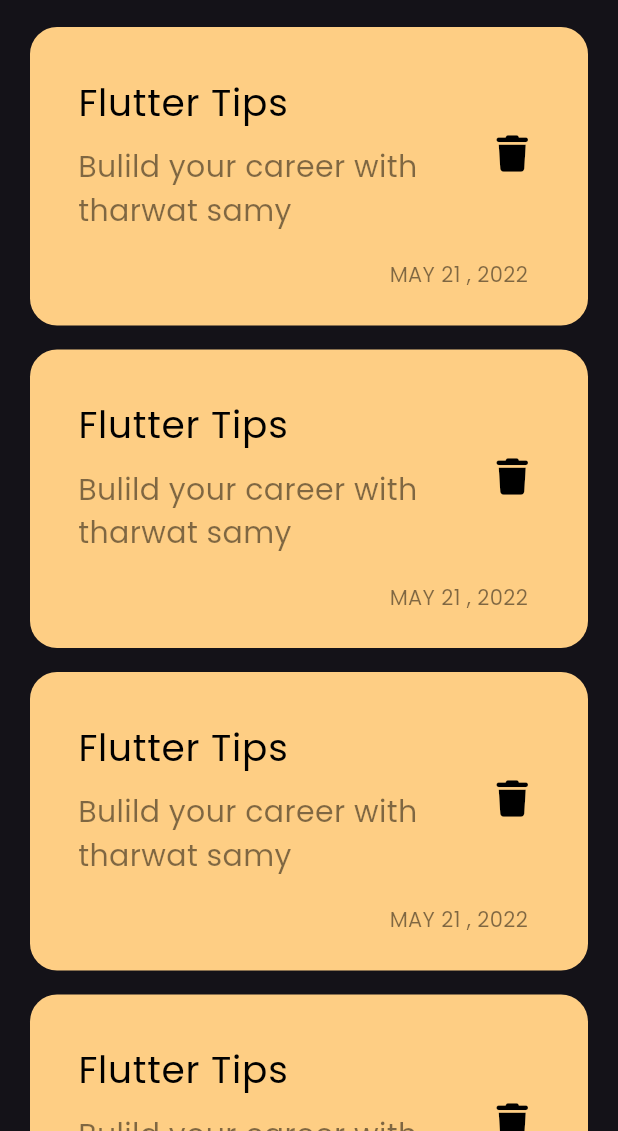
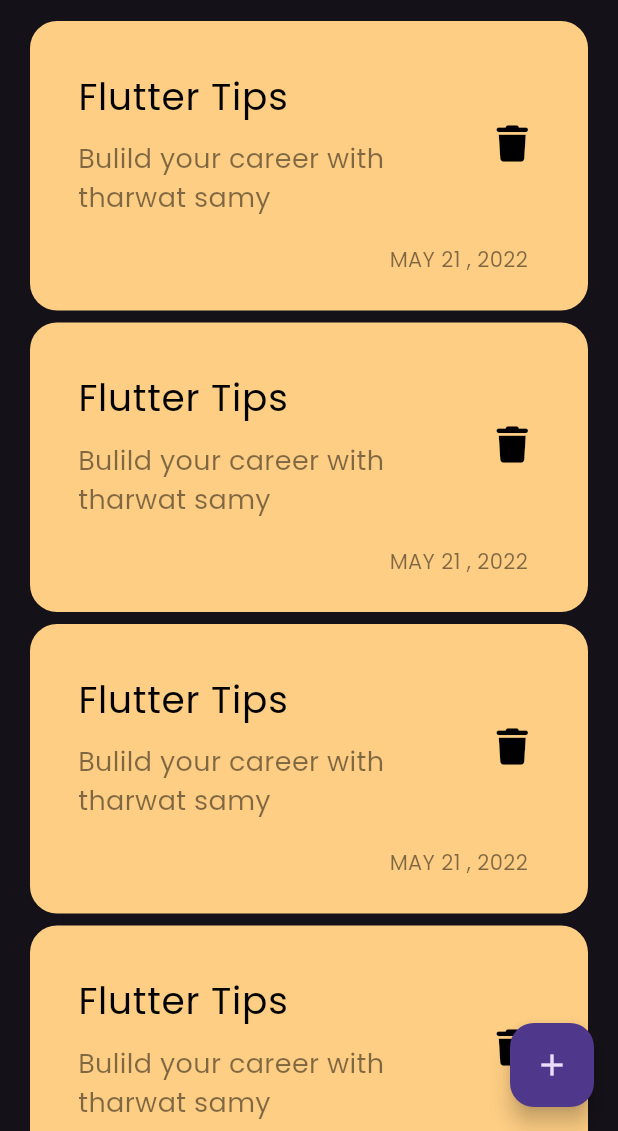
Before and after one commit to Anas-Masri/notes_app, a Flutter app: the screen it shows after launch, on a phone screen of 412 x 824 dp, the part 105-1236 px from its top. Run offline on Flutter 3.47's test engine with Material 3 defaults, Android fonts, the phone set to English and light mode, and no system bars; our stand-ins replace font_awesome_flutter.

Commit message:
floating action button and body widget

```diff
--- a/lib/views/notes_view.dart
+++ b/lib/views/notes_view.dart
@@ -1,25 +1,17 @@
 import 'package:flutter/material.dart';
-import 'package:notes_app/widgets/custom_app_bar.dart';
-import 'package:notes_app/widgets/list_note_item.dart';
+import 'package:notes_app/widgets/notes_view_body.dart';
 
 class NotesView extends StatelessWidget {
   const NotesView({super.key});
 
   @override
   Widget build(BuildContext context) {
-    return const Scaffold(
-      body: Column(
-        children: [
-          SizedBox(
-            height: 25,
-          ),
-          CustomAppBar(),
-          SizedBox(
-            height: 10,
-          ),
-          Expanded(child: ListNoteItem()),
-        ],
+    return Scaffold(
+      floatingActionButton: FloatingActionButton(
+        onPressed: () {},
+        child: const Icon(Icons.add),
       ),
+      body: const NotesViewBody(),
     );
   }
 }
--- a/lib/widgets/list_note_item.dart
+++ b/lib/widgets/list_note_item.dart
@@ -10,7 +10,7 @@ class ListNoteItem extends StatelessWidget {
       itemCount: 5,
       itemBuilder: (BuildContext context, int index) {
         return const Padding(
-          padding: EdgeInsets.symmetric(vertical: 8),
+          padding: EdgeInsets.symmetric(vertical: 4),
           child: NoteItem(),
         );
       },
--- a/lib/widgets/note_item.dart
+++ b/lib/widgets/note_item.dart
@@ -32,7 +32,7 @@ class NoteItem extends StatelessWidget {
                   Text(
                     'Bulild your career with tharwat samy',
                     style: TextStyle(
-                        fontSize: 20, color: Colors.black.withOpacity(.5)),
+                        fontSize: 18, color: Colors.black.withOpacity(.5)),
                   ),
                 ],
               ),
--- /dev/null
+++ b/lib/widgets/notes_view_body.dart
@@ -0,0 +1,25 @@
+import 'package:flutter/material.dart';
+import 'package:notes_app/widgets/custom_app_bar.dart';
+import 'package:notes_app/widgets/list_note_item.dart';
+
+class NotesViewBody extends StatelessWidget {
+  const NotesViewBody({
+    super.key,
+  });
+
+  @override
+  Widget build(BuildContext context) {
+    return const Column(
+      children: [
+        SizedBox(
+          height: 25,
+        ),
+        CustomAppBar(),
+        SizedBox(
+          height: 10,
+        ),
+        Expanded(child: ListNoteItem()),
+      ],
+    );
+  }
+}
```
